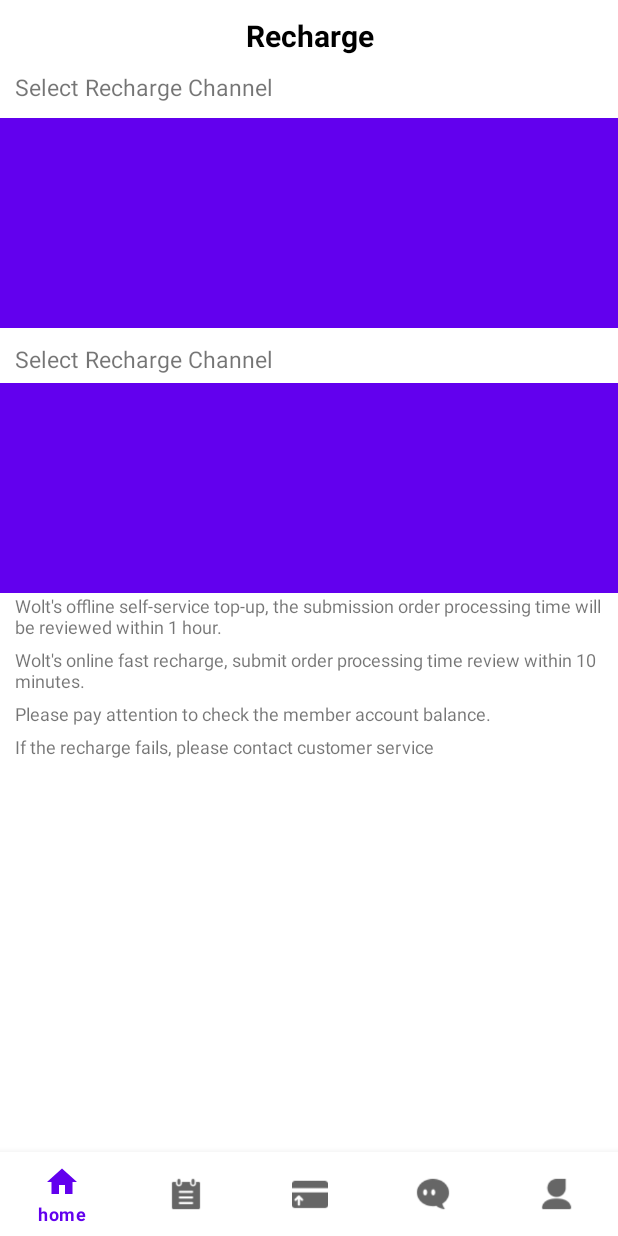
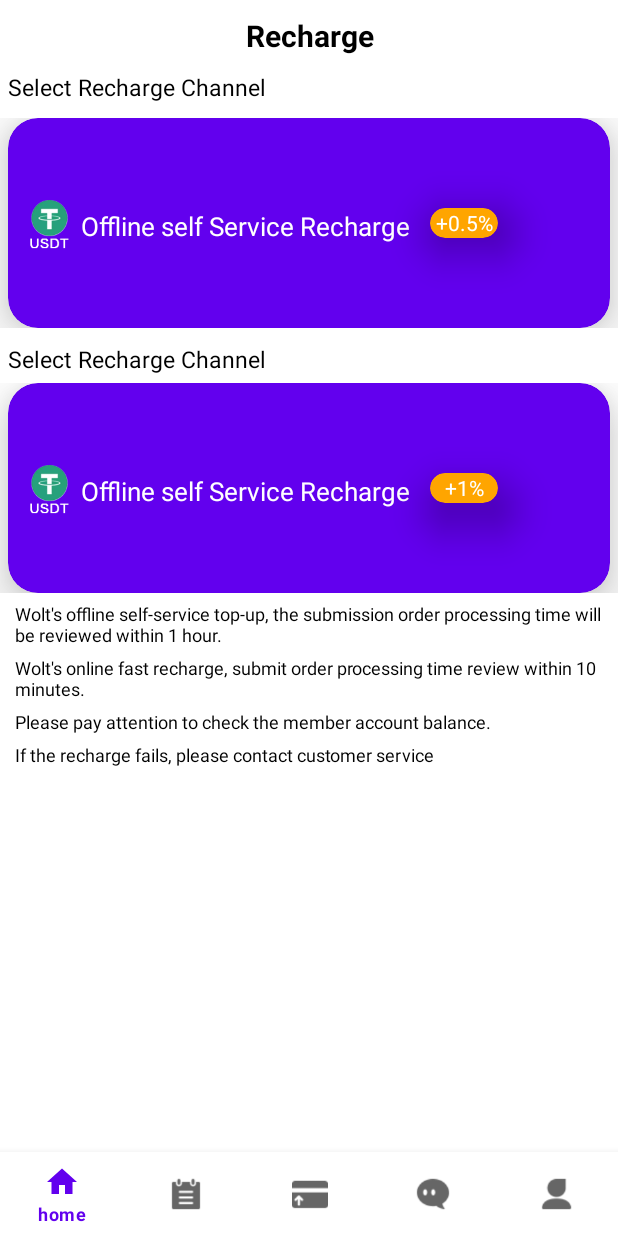
Before and after one commit to ashupandey1620/Wolt-pt, an Android app: the fragment RechargeFragment placed in its activity, on a phone screen of 412 x 824 dp. Run offline under Robolectric (Android 15) with nearby library versions, the light colour scheme and no system bars.

Commit message:
31-01-2023      14:50

```diff
--- a/app/src/main/res/layout/fragment_recharge.xml
+++ b/app/src/main/res/layout/fragment_recharge.xml
@@ -3,6 +3,7 @@
     xmlns:tools="http://schemas.android.com/tools"
     android:layout_width="match_parent"
     android:layout_height="match_parent"
+    xmlns:app="http://schemas.android.com/apk/res-auto"
     tools:context=".RechargeFragment">
 
 
@@ -34,9 +35,10 @@
         <TextView
             android:layout_width="match_parent"
             android:layout_height="wrap_content"
+            android:textColor="@color/black"
             android:text="Select Recharge Channel"
             android:textSize="15sp"
-            android:layout_marginStart="10dp"
+            android:layout_marginStart="5dp"
             android:layout_marginBottom="10dp"
 
             />
@@ -45,13 +47,73 @@
         <LinearLayout
             android:layout_width="match_parent"
             android:layout_height="140dp"
-            android:background="@color/purple_500"
+            android:orientation="horizontal"
+            >
 
-            >
+            <androidx.cardview.widget.CardView
+                android:layout_width="match_parent"
+                android:layout_height="match_parent"
+                android:layout_marginEnd="5dp"
+                android:layout_marginStart="5dp"
+               app:cardBackgroundColor="@color/purple_500"
+                android:layout_alignParentTop="true"
+                android:layout_alignParentLeft="true"
+                app:cardCornerRadius="20dp"
+                app:cardElevation="20dp">
+
+                <LinearLayout
+                    android:layout_width="match_parent"
+                    android:layout_height="match_parent"
+                    android:orientation="horizontal"
+                    >
+
+
+            <ImageView
+                android:layout_width="35dp"
+                android:layout_height="35dp"
+                android:src="@drawable/usdt"
+                android:layout_marginTop="52.5dp"
+                android:layout_marginStart="10dp"
+                />
+            <TextView
+                android:layout_width="wrap_content"
+                android:layout_height="wrap_content"
+                android:layout_marginStart="3dp"
+                android:layout_marginEnd="3dp"
+                android:textColor="@color/white"
+                android:layout_marginTop="60dp"
+                android:textSize="17sp"
+                android:text="Offline self Service Recharge"
+                />
+
+                    <androidx.cardview.widget.CardView
+                        android:layout_width="45dp"
+                        android:layout_height="20dp"
+                        android:layout_marginEnd="5dp"
+                        android:layout_alignParentTop="true"
+                        android:layout_alignParentLeft="true"
+                        app:cardCornerRadius="20dp"
+                        android:layout_marginTop="60dp"
+                        android:layout_marginStart="10dp"
+                        app:cardBackgroundColor="@color/orange"
+                        app:cardElevation="20dp">
+
+
+                        <TextView
+                            android:layout_width="match_parent"
+                            android:layout_height="match_parent"
+                            android:textColor="@color/white"
+                            android:text="+0.5%"
+                            android:textAlignment="center"
+                            />
 
 
 
 
+                    </androidx.cardview.widget.CardView>
+
+                </LinearLayout>
+            </androidx.cardview.widget.CardView>
         </LinearLayout>
 
         <TextView
@@ -60,7 +122,8 @@
             android:layout_height="wrap_content"
             android:text="Select Recharge Channel"
             android:textSize="15sp"
-            android:layout_marginStart="10dp"
+            android:textColor="@color/black"
+            android:layout_marginStart="5dp"
             android:layout_marginBottom="5dp"
 
             />
@@ -68,17 +131,83 @@
         <LinearLayout
             android:layout_width="match_parent"
             android:layout_height="140dp"
-            android:background="@color/purple_500"
+            android:orientation="horizontal"
+            >
 
-            />
+            <androidx.cardview.widget.CardView
+                android:layout_width="match_parent"
+                android:layout_height="match_parent"
+                android:layout_marginEnd="5dp"
+                android:layout_marginStart="5dp"
+                app:cardBackgroundColor="@color/purple_500"
+                android:layout_alignParentTop="true"
+                android:layout_alignParentLeft="true"
+                app:cardCornerRadius="20dp"
+                app:cardElevation="20dp">
+
+                <LinearLayout
+                    android:layout_width="match_parent"
+                    android:layout_height="match_parent"
+                    android:orientation="horizontal"
+                    >
+
+
+                    <ImageView
+                        android:layout_width="35dp"
+                        android:layout_height="35dp"
+                        android:src="@drawable/usdt"
+                        android:layout_marginTop="52.5dp"
+                        android:layout_marginStart="10dp"
+                        />
+                    <TextView
+                        android:layout_width="wrap_content"
+                        android:layout_height="wrap_content"
+                        android:layout_marginStart="3dp"
+                        android:layout_marginEnd="3dp"
+                        android:textColor="@color/white"
+                        android:layout_marginTop="60dp"
+                        android:textSize="17sp"
+                        android:text="Offline self Service Recharge"
+                        />
+
+                    <androidx.cardview.widget.CardView
+                        android:layout_width="45dp"
+                        android:layout_height="20dp"
+                        android:layout_marginEnd="5dp"
+                        android:layout_alignParentTop="true"
+                        android:layout_alignParentLeft="true"
+                        app:cardCornerRadius="20dp"
+                        android:layout_marginTop="60dp"
+                        android:layout_marginStart="10dp"
+                        app:cardBackgroundColor="@color/orange"
+                        app:cardElevation="20dp">
+
+                        <TextView
+                            android:layout_width="match_parent"
+                            android:layout_height="match_parent"
+                            android:textColor="@color/white"
+                            android:text="+1%"
+                            android:textAlignment="center"
+                            />
+
+
+
+
+                    </androidx.cardview.widget.CardView>
+                </LinearLayout>
+            </androidx.cardview.widget.CardView>
+        </LinearLayout>
 
         <TextView
             android:layout_width="match_parent"
             android:layout_height="wrap_content"
             android:text="Wolt's offline self-service top-up, the submission order processing time will be reviewed within 1 hour."
             android:textSize="12sp"
+            android:layout_marginTop="5dp"
             android:layout_marginStart="10dp"
+            android:layout_marginEnd="10dp"
             android:layout_marginBottom="5dp"
+            android:textColor="@color/black"
 
             />
 
@@ -88,12 +217,16 @@
             android:text="Wolt's online fast recharge, submit order processing time review within 10 minutes."
             android:textSize="12sp"
             android:layout_marginStart="10dp"
+            android:layout_marginEnd="10dp"
             android:layout_marginBottom="5dp"
+            android:textColor="@color/black"
 
             />
         <TextView
             android:layout_width="match_parent"
             android:layout_height="wrap_content"
+            android:layout_marginEnd="10dp"
+            android:textColor="@color/black"
             android:text="Please pay attention to check the member account balance."
            android:textSize="12sp"
             android:layout_marginStart="10dp"
@@ -102,6 +235,8 @@
             />
         <TextView
             android:layout_width="match_parent"
+            android:textColor="@color/black"
+            android:layout_marginEnd="10dp"
             android:layout_height="wrap_content"
             android:text="If the recharge fails, please contact customer service"
           android:textSize="12sp"
```
Also changed, not shown: app/src/main/res/drawable/usdt.png (added).
